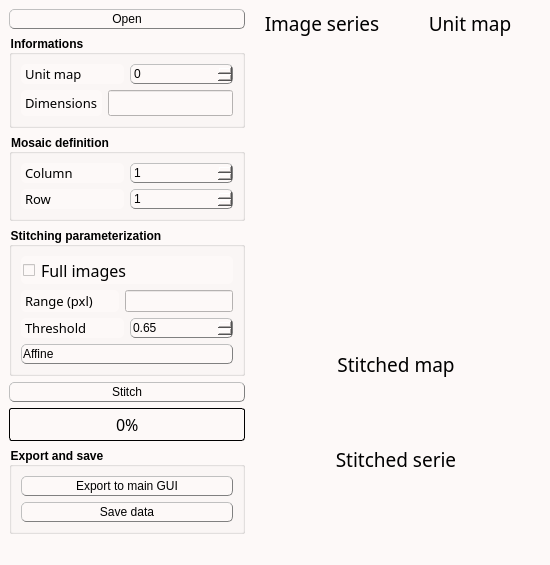
Qt form inichord/ThreeD_Stitching.ui (Cyril-Langlois/iniCHORD) before a commit.
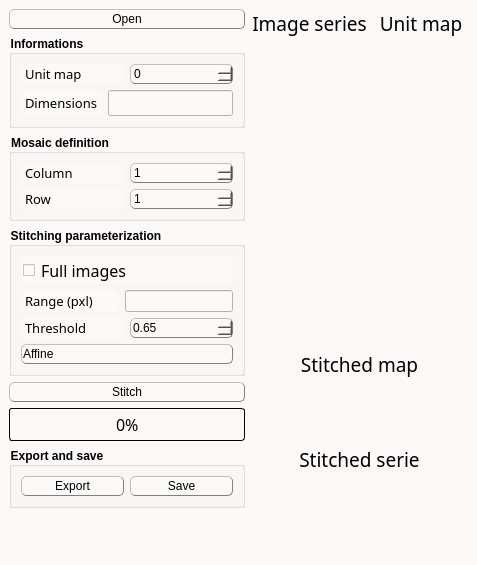
The same form after that commit. Icons and pictures are not drawn. Custom widgets are drawn as their Qt base class.

```diff
--- a/inichord/ThreeD_Stitching.ui
+++ b/inichord/ThreeD_Stitching.ui
@@ -6,7 +6,7 @@
    <rect>
     <x>0</x>
     <y>0</y>
-    <width>550</width>
+    <width>477</width>
     <height>565</height>
    </rect>
   </property>
@@ -779,6 +779,8 @@
             </property>
             <layout class="QVBoxLayout" name="verticalLayout_9">
              <item>
+              <layout class="QHBoxLayout" name="horizontalLayout_10">
+               <item>
               <widget class="QPushButton" name="Push_export">
                <property name="sizePolicy">
                 <sizepolicy hsizetype="Preferred" vsizetype="Fixed">
@@ -796,7 +798,7 @@
                 <string>&lt;html&gt;&lt;head/&gt;&lt;body&gt;&lt;p&gt;&lt;span style=&quot; font-size:11pt;&quot;&gt;Export the cropped stitched map in the main GUI.&lt;/span&gt;&lt;/p&gt;&lt;/body&gt;&lt;/html&gt;</string>
                </property>
                <property name="text">
-                <string>Export to main GUI</string>
+                  <string>Export</string>
                </property>
                <property name="icon">
                 <iconset>
@@ -822,13 +824,15 @@
                 <string>&lt;html&gt;&lt;head/&gt;&lt;body&gt;&lt;p&gt;&lt;span style=&quot; font-size:11pt;&quot;&gt;Saving of data of interest.&lt;/span&gt;&lt;/p&gt;&lt;/body&gt;&lt;/html&gt;</string>
                </property>
                <property name="text">
-                <string>Save data</string>
+                  <string>Save</string>
                </property>
                <property name="icon">
                 <iconset>
-                 <normaloff>../Traitement_stack/icons/save_icon.png</normaloff>../Traitement_stack/icons/save_icon.png</iconset>
-               </property>
-              </widget>
+                   <normaloff>icons/save_icon.png</normaloff>icons/save_icon.png</iconset>
+                 </property>
+                </widget>
+               </item>
+              </layout>
              </item>
             </layout>
            </widget>
```
Left out of the diff: 8 changed lines with no effect on the pictures. Lines whose indentation alone changed are shown as unchanged.
